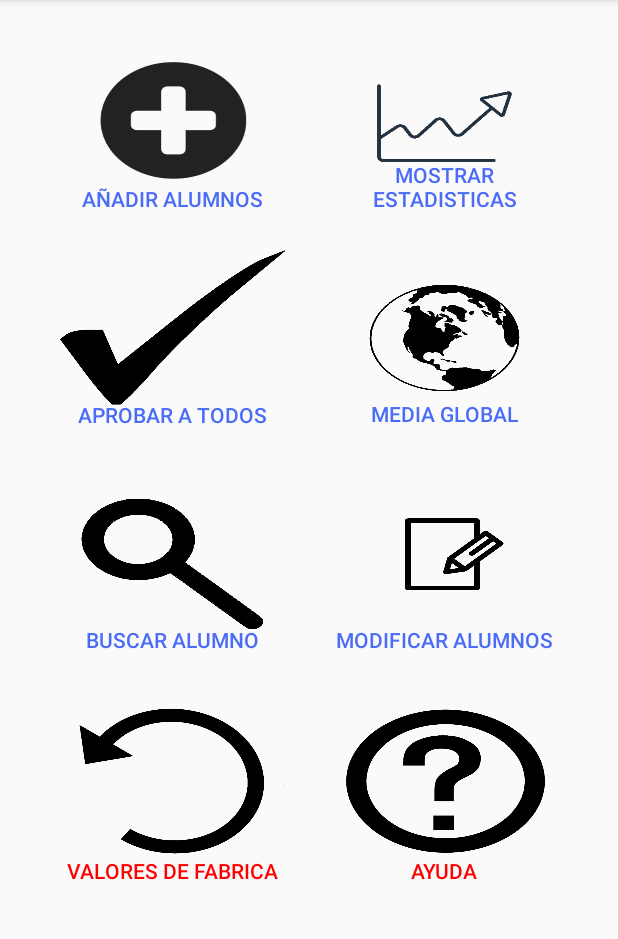
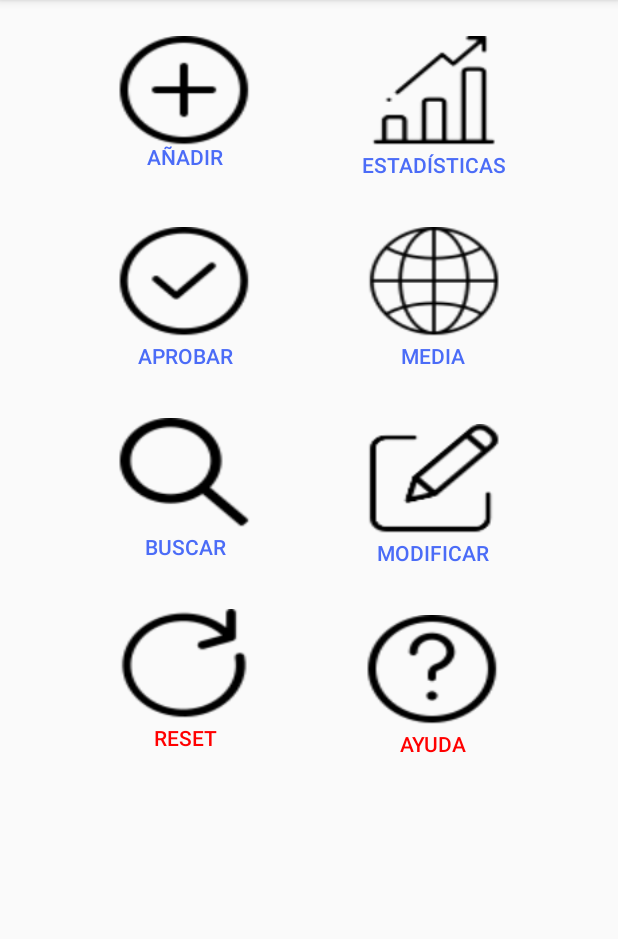
Before and after one commit to cf17jeremy/M7NotasAPP, an Android app: the Menu screen opened directly, with no data from a screen before it, on a phone screen of 412 x 824 dp, the part 84-1023 px from its top. Run offline under Robolectric (Android 15) with nearby library versions, the light colour scheme and no system bars.

Commit message:
PArte grafica acabada

```diff
--- a/app/src/main/res/layout/activity_menu.xml
+++ b/app/src/main/res/layout/activity_menu.xml
@@ -9,123 +9,125 @@
 
     <Button
         android:id="@+id/add"
-        android:layout_width="150dp"
-        android:layout_height="120dp"
-        android:background="@drawable/add"
+        android:layout_width="100dp"
+        android:layout_height="95dp"
+        android:layout_marginStart="24dp"
+        android:layout_marginTop="24dp"
+        android:layout_marginEnd="8dp"
+        android:background="@drawable/more2"
         android:gravity="bottom|center"
-        android:text="@string/a_adir_alumnos2"
+        android:paddingTop="5dp"
+        android:paddingBottom="5dp"
+        android:text="Añadir"
         android:textColor="#4B6CF7"
-        app:layout_constraintBottom_toBottomOf="parent"
-        app:layout_constraintEnd_toEndOf="parent"
-        app:layout_constraintHorizontal_bias="0.153"
+        app:layout_constraintEnd_toStartOf="@+id/mostrar"
         app:layout_constraintStart_toStartOf="parent"
-        app:layout_constraintTop_toTopOf="parent"
-        app:layout_constraintVertical_bias="0.034" />
+        app:layout_constraintTop_toTopOf="parent" />
 
     <Button
         android:id="@+id/mostrar"
-        android:layout_width="150dp"
-        android:layout_height="120dp"
-        android:background="@drawable/stats"
+        android:layout_width="100dp"
+        android:layout_height="95dp"
+        android:layout_marginStart="8dp"
+        android:layout_marginTop="24dp"
+        android:layout_marginEnd="24dp"
+        android:background="@drawable/estadistica"
         android:gravity="bottom|center"
-        android:text="@string/mostrar_estadisticas"
+        android:text="Estadísticas"
         android:textAlignment="center"
         android:textColor="#4B6CF7"
-        app:layout_constraintBottom_toBottomOf="parent"
         app:layout_constraintEnd_toEndOf="parent"
-        app:layout_constraintHorizontal_bias="0.845"
-        app:layout_constraintStart_toStartOf="parent"
-        app:layout_constraintTop_toTopOf="parent"
-        app:layout_constraintVertical_bias="0.034" />
+        app:layout_constraintStart_toEndOf="@+id/add"
+        app:layout_constraintTop_toTopOf="parent" />
 
     <Button
         android:id="@+id/aprall"
-        android:layout_width="150dp"
-        android:layout_height="120dp"
-        android:background="@drawable/tick"
+        android:layout_width="100dp"
+        android:layout_height="95dp"
+        android:layout_marginStart="24dp"
+        android:layout_marginTop="32dp"
+        android:layout_marginEnd="8dp"
+        android:background="@drawable/right"
         android:gravity="bottom|center"
-        android:text="@string/aprobar_a_todos"
+        android:text="Aprobar"
         android:textColor="#4B6CF7"
-        app:layout_constraintBottom_toBottomOf="parent"
-        app:layout_constraintEnd_toEndOf="parent"
-        app:layout_constraintHorizontal_bias="0.153"
+        app:layout_constraintEnd_toStartOf="@+id/medglob"
         app:layout_constraintStart_toStartOf="parent"
-        app:layout_constraintTop_toBottomOf="@+id/add"
-        app:layout_constraintVertical_bias="0.048" />
+        app:layout_constraintTop_toBottomOf="@+id/add" />
 
     <Button
         android:id="@+id/medglob"
-        android:layout_width="150dp"
-        android:layout_height="120dp"
-        android:background="@drawable/medglobal"
+        android:layout_width="100dp"
+        android:layout_height="95dp"
+        android:layout_marginStart="8dp"
+        android:layout_marginTop="32dp"
+        android:layout_marginEnd="24dp"
+        android:background="@drawable/global"
         android:gravity="bottom|center"
-        android:text="@string/media_global"
+        android:text="Media"
         android:textColor="#4B6CF7"
-        app:layout_constraintBottom_toBottomOf="parent"
         app:layout_constraintEnd_toEndOf="parent"
-        app:layout_constraintHorizontal_bias="0.846"
-        app:layout_constraintStart_toStartOf="parent"
-        app:layout_constraintTop_toBottomOf="@+id/mostrar"
-        app:layout_constraintVertical_bias="0.046" />
+        app:layout_constraintStart_toEndOf="@+id/aprall"
+        app:layout_constraintTop_toBottomOf="@+id/mostrar" />
 
     <Button
         android:id="@+id/seach"
-        android:layout_width="150dp"
-        android:layout_height="120dp"
-        android:background="@drawable/buscar"
+        android:layout_width="100dp"
+        android:layout_height="95dp"
+        android:layout_marginStart="24dp"
+        android:layout_marginTop="32dp"
+        android:layout_marginEnd="8dp"
+        android:background="@drawable/search"
         android:gravity="bottom|center"
-        android:text="@string/buscar_alumno"
+        android:text="Buscar"
         android:textColor="#4B6CF7"
-        app:layout_constraintBottom_toBottomOf="parent"
-        app:layout_constraintEnd_toEndOf="parent"
-        app:layout_constraintHorizontal_bias="0.153"
+        app:layout_constraintEnd_toStartOf="@+id/change"
         app:layout_constraintStart_toStartOf="parent"
-        app:layout_constraintTop_toBottomOf="@+id/aprall"
-        app:layout_constraintVertical_bias="0.082" />
+        app:layout_constraintTop_toBottomOf="@+id/aprall" />
 
     <Button
         android:id="@+id/change"
-        android:layout_width="150dp"
-        android:layout_height="120dp"
-        android:background="@drawable/modalum"
+        android:layout_width="100dp"
+        android:layout_height="95dp"
+        android:layout_marginStart="8dp"
+        android:layout_marginTop="36dp"
+        android:layout_marginEnd="24dp"
+        android:background="@drawable/modificar"
         android:gravity="bottom|center"
-        android:text="@string/modificar_alumnos"
+        android:text="Modificar"
         android:textColor="#4B6CF7"
-        app:layout_constraintBottom_toBottomOf="parent"
         app:layout_constraintEnd_toEndOf="parent"
-        app:layout_constraintHorizontal_bias="0.846"
-        app:layout_constraintStart_toStartOf="parent"
-        app:layout_constraintTop_toBottomOf="@+id/medglob"
-        app:layout_constraintVertical_bias="0.085" />
+        app:layout_constraintStart_toEndOf="@+id/seach"
+        app:layout_constraintTop_toBottomOf="@+id/medglob" />
 
     <Button
         android:id="@+id/peligro"
-        android:layout_width="150dp"
-        android:layout_height="120dp"
-        android:background="@drawable/restore"
+        android:layout_width="100dp"
+        android:layout_height="95dp"
+        android:layout_marginStart="24dp"
+        android:layout_marginTop="32dp"
+        android:layout_marginEnd="8dp"
+        android:background="@drawable/refresh"
         android:gravity="bottom|center"
-        android:text="@string/valores_de_fabrica"
+        android:text="Reset"
         android:textColor="#FF0000"
-        app:layout_constraintBottom_toBottomOf="parent"
-        app:layout_constraintEnd_toEndOf="parent"
-        app:layout_constraintHorizontal_bias="0.153"
+        app:layout_constraintEnd_toStartOf="@+id/help"
         app:layout_constraintStart_toStartOf="parent"
-        app:layout_constraintTop_toBottomOf="@+id/seach"
-        app:layout_constraintVertical_bias="0.16" />
+        app:layout_constraintTop_toBottomOf="@+id/seach" />
 
     <Button
         android:id="@+id/help"
-        android:layout_width="150dp"
-        android:layout_height="120dp"
-        android:background="@drawable/help"
+        android:layout_width="100dp"
+        android:layout_height="95dp"
+        android:layout_marginStart="8dp"
+        android:layout_marginTop="32dp"
+        android:layout_marginEnd="24dp"
+        android:background="@drawable/question"
         android:gravity="bottom|center"
-        android:text="@string/ayuda"
+        android:text="Ayuda"
         android:textColor="#FF0000"
-        app:layout_constraintBottom_toBottomOf="parent"
         app:layout_constraintEnd_toEndOf="parent"
-        app:layout_constraintHorizontal_bias="0.846"
-        app:layout_constraintStart_toStartOf="parent"
-        app:layout_constraintTop_toBottomOf="@+id/change"
-        app:layout_constraintVertical_bias="0.16" />
+        app:layout_constraintStart_toEndOf="@+id/peligro"
+        app:layout_constraintTop_toBottomOf="@+id/change" />
 
 </androidx.constraintlayout.widget.ConstraintLayout>
--- a/app/src/main/res/layout/activity_mostrar.xml
+++ b/app/src/main/res/layout/activity_mostrar.xml
@@ -13,6 +13,7 @@
         android:layout_marginTop="24dp"
         android:fontFamily="cursive"
         android:text="@string/estadisticas"
+        android:textColor="#000000"
         android:textSize="30sp"
         app:layout_constraintBottom_toTopOf="@+id/nombre"
         app:layout_constraintEnd_toEndOf="parent"
@@ -30,4 +31,58 @@
 
     </androidx.recyclerview.widget.RecyclerView>
 
+    <LinearLayout
+        android:layout_width="0dp"
+        android:layout_height="wrap_content"
+        android:layout_marginTop="10dp"
+        android:orientation="horizontal"
+        app:layout_constraintEnd_toEndOf="parent"
+        app:layout_constraintHorizontal_bias="0.0"
+        app:layout_constraintStart_toStartOf="parent"
+        app:layout_constraintTop_toBottomOf="@+id/estad">
+
+        <TextView
+            android:id="@+id/Nom"
+            android:layout_width="104dp"
+            android:layout_height="wrap_content"
+            android:layout_marginStart="7dp"
+            android:gravity="center"
+            android:text="@string/nombre"
+            android:textColor="#000000" />
+
+        <TextView
+            android:id="@+id/Avaluacio1"
+            android:layout_width="60dp"
+            android:layout_height="wrap_content"
+            android:gravity="center"
+            android:text="A1"
+            android:textColor="#000000" />
+
+        <TextView
+            android:id="@+id/Avaluacio2"
+            android:layout_width="60dp"
+            android:layout_height="wrap_content"
+            android:gravity="center"
+            android:text="A2"
+            android:textColor="#000000" />
+
+        <TextView
+            android:id="@+id/Avaluacio3"
+            android:layout_width="60dp"
+            android:layout_height="wrap_content"
+            android:gravity="center"
+            android:text="A3"
+            android:textColor="#000000" />
+
+        <TextView
+            android:id="@+id/Media"
+            android:layout_width="70dp"
+            android:layout_height="wrap_content"
+            android:layout_marginEnd="8dp"
+            android:gravity="center"
+            android:text="Media"
+            android:textColor="#000000" />
+
+    </LinearLayout>
+
 </androidx.constraintlayout.widget.ConstraintLayout>
```
Also changed, not shown: app/src/main/res/drawable-v24/add.png (deleted), app/src/main/res/drawable-v24/buscar.png (deleted), app/src/main/res/drawable-v24/estadistica.png (added), app/src/main/res/drawable-v24/global.png (added), app/src/main/res/drawable-v24/help.png (deleted), app/src/main/res/drawable-v24/medglobal.png (deleted), app/src/main/res/drawable-v24/modalum.png (deleted), app/src/main/res/drawable-v24/modificar.png (added), app/src/main/res/drawable-v24/more2.png (added), app/src/main/res/drawable-v24/question.png (added), app/src/main/res/drawable-v24/refresh.png (added), app/src/main/res/drawable-v24/right.png (added), app/src/main/res/drawable-v24/search.png (added), app/src/main/res/drawable-v24/stats.png (deleted), 1 more files.
